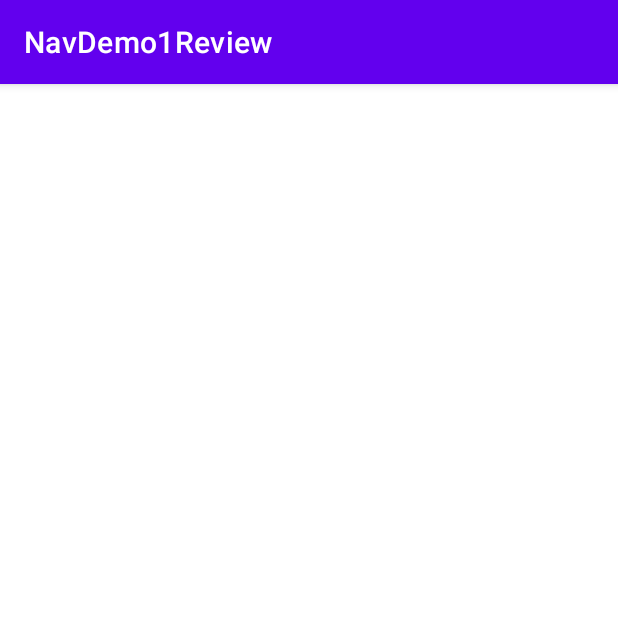
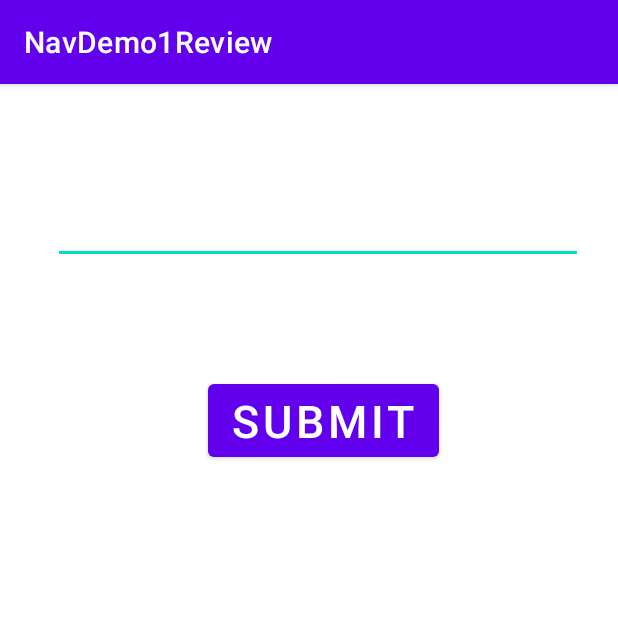
Before and after one commit to Bullets-jyr/androidAdvanced, an Android app: the screen it shows after launch (MainActivity), on a phone screen of 412 x 824 dp, the top half of it. Run offline under Robolectric (Android 15) with nearby library versions, the phone set to English and light mode, and no system bars; our stand-ins replace data binding.

Commit message:
41. Navigation Destinations (Review)

```diff
--- /dev/null
+++ b/navdemo1review/src/main/java/kr/co/bullets/navdemo1review/HomeFragment.kt
@@ -0,0 +1,23 @@
+package kr.co.bullets.navdemo1review
+
+import android.os.Bundle
+import androidx.fragment.app.Fragment
+import android.view.LayoutInflater
+import android.view.View
+import android.view.ViewGroup
+import androidx.databinding.DataBindingUtil
+import kr.co.bullets.navdemo1review.databinding.FragmentHomeBinding
+
+class HomeFragment : Fragment() {
+
+    private lateinit var binding: FragmentHomeBinding
+
+    override fun onCreateView(
+        inflater: LayoutInflater, container: ViewGroup?,
+        savedInstanceState: Bundle?
+    ): View? {
+        // Inflate the layout for this fragment
+        binding = DataBindingUtil.inflate(inflater, R.layout.fragment_home, container, false)
+        return binding.root
+    }
+}
--- /dev/null
+++ b/navdemo1review/src/main/res/layout/fragment_home.xml
@@ -0,0 +1,45 @@
+<?xml version="1.0" encoding="utf-8"?>
+<layout xmlns:android="http://schemas.android.com/apk/res/android"
+    xmlns:tools="http://schemas.android.com/tools"
+    xmlns:app="http://schemas.android.com/apk/res-auto">
+
+    <data>
+
+    </data>
+
+    <androidx.constraintlayout.widget.ConstraintLayout
+        android:id="@+id/frameLayout"
+        android:layout_width="match_parent"
+        android:layout_height="match_parent"
+        tools:context=".HomeFragment">
+
+        <EditText
+            android:id="@+id/editText"
+            android:layout_width="wrap_content"
+            android:layout_height="wrap_content"
+            android:layout_marginStart="16dp"
+            android:ems="10"
+            android:inputType="textPersonName"
+            android:textSize="30sp"
+            app:layout_constraintBottom_toBottomOf="parent"
+            app:layout_constraintEnd_toEndOf="parent"
+            app:layout_constraintHorizontal_bias="0.456"
+            app:layout_constraintStart_toStartOf="parent"
+            app:layout_constraintTop_toTopOf="parent"
+            app:layout_constraintVertical_bias="0.081" />
+
+        <Button
+            android:id="@+id/button"
+            android:layout_width="wrap_content"
+            android:layout_height="wrap_content"
+            android:text="Submit"
+            android:textSize="30sp"
+            app:layout_constraintBottom_toBottomOf="parent"
+            app:layout_constraintEnd_toEndOf="parent"
+            app:layout_constraintHorizontal_bias="0.538"
+            app:layout_constraintStart_toStartOf="parent"
+            app:layout_constraintTop_toTopOf="parent"
+            app:layout_constraintVertical_bias="0.273" />
+
+    </androidx.constraintlayout.widget.ConstraintLayout>
+</layout>
--- a/navdemo1review/src/main/res/navigation/nav_graph.xml
+++ b/navdemo1review/src/main/res/navigation/nav_graph.xml
@@ -1,6 +1,18 @@
 <?xml version="1.0" encoding="utf-8"?>
 <navigation xmlns:android="http://schemas.android.com/apk/res/android"
     xmlns:app="http://schemas.android.com/apk/res-auto"
-    android:id="@+id/nav_graph">
+    xmlns:tools="http://schemas.android.com/tools"
+    android:id="@+id/nav_graph"
+    app:startDestination="@id/homeFragment">
 
+    <fragment
+        android:id="@+id/homeFragment"
+        android:name="kr.co.bullets.navdemo1review.HomeFragment"
+        android:label="fragment_home"
+        tools:layout="@layout/fragment_home" />
+    <fragment
+        android:id="@+id/secondFragment"
+        android:name="kr.co.bullets.navdemo1review.SecondFragment"
+        android:label="fragment_second"
+        tools:layout="@layout/fragment_second" />
 </navigation>
--- a/navdemo1review/src/main/res/values/strings.xml
+++ b/navdemo1review/src/main/res/values/strings.xml
@@ -1,3 +1,5 @@
 <resources>
     <string name="app_name">NavDemo1Review</string>
+    <!-- TODO: Remove or change this placeholder text -->
+    <string name="hello_blank_fragment">Hello blank fragment</string>
 </resources>
```
Also changed, not shown: navdemo1review/src/main/java/kr/co/bullets/navdemo1review/SecondFragment.kt (added, +23 -0 lines), navdemo1review/src/main/res/layout/fragment_second.xml (added, +27 -0 lines).
